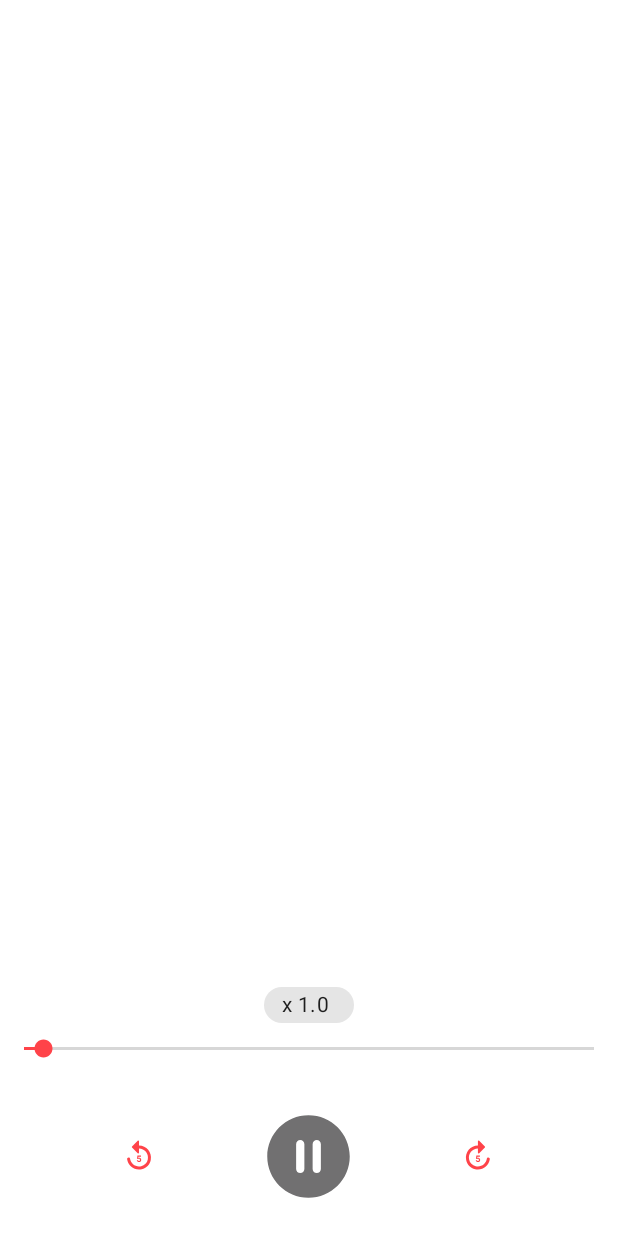
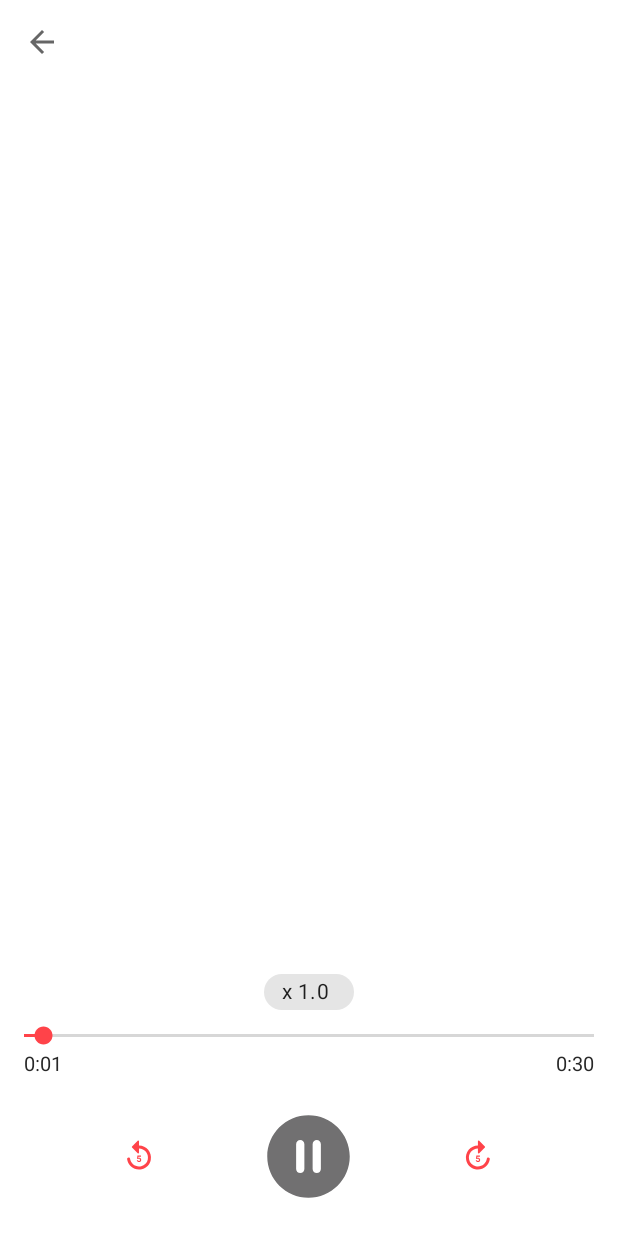
Before and after one commit to vipindevanz/Podcastly, an Android app: the AudioPlayerActivity screen opened directly, with no data from a screen before it, on a phone screen of 412 x 824 dp. Run offline under Robolectric (Android 15) with nearby library versions, the phone set to English and light mode, and no system bars.

Commit message:
Update Audio Player

```diff
--- a/app/src/main/java/com/pns/podcastly/ui/activity/AudioPlayerActivity.kt
+++ b/app/src/main/java/com/pns/podcastly/ui/activity/AudioPlayerActivity.kt
@@ -1,13 +1,20 @@
 package com.pns.podcastly.ui.activity
 
+import android.annotation.SuppressLint
 import android.media.MediaPlayer
+import android.media.PlaybackParams
+import android.os.Build
 import android.os.Bundle
 import android.os.Handler
 import android.os.Looper
+import android.widget.SeekBar
+import androidx.annotation.RequiresApi
 import androidx.appcompat.app.AppCompatActivity
 import androidx.core.content.res.ResourcesCompat
 import com.pns.podcastly.R
 import kotlinx.android.synthetic.main.activity_audio_player.*
+import java.text.DecimalFormat
+import java.text.NumberFormat
 
 class AudioPlayerActivity : AppCompatActivity() {
 
@@ -15,23 +22,37 @@ class AudioPlayerActivity : AppCompatActivity() {
     private lateinit var runnable: Runnable
     private lateinit var handler: Handler
     private var delay = 1000L
+    private var jumpValue = 5000
+    private var playBackSpeed = 1.0f
 
+    @SuppressLint("SetTextI18n")
+    @RequiresApi(Build.VERSION_CODES.M)
     override fun onCreate(savedInstanceState: Bundle?) {
         super.onCreate(savedInstanceState)
         setContentView(R.layout.activity_audio_player)
 
-        player = MediaPlayer()
         val filePath = intent.getStringExtra("filePath")
         val fileName = intent.getStringExtra("fileName")
 
+        setSupportActionBar(toolBar)
+        supportActionBar?.setDisplayHomeAsUpEnabled(true)
+        supportActionBar?.setDisplayShowHomeEnabled(true)
+        toolBar.setNavigationOnClickListener { onBackPressed() }
+
+        tvFileName.text = fileName
+
+        player = MediaPlayer()
         player.apply {
             setDataSource(filePath)
             prepare()
         }
 
+        tvTrackDuration.text = dateFormat(player.duration)
+
         handler = Handler(Looper.getMainLooper())
         runnable = Runnable {
             seekBar.progress = player.currentPosition
+            tvTrackProgress.text = dateFormat(player.currentPosition)
             handler.postDelayed(runnable, delay)
         }
 
@@ -43,20 +64,75 @@ class AudioPlayerActivity : AppCompatActivity() {
         seekBar.max = player.duration
 
         player.setOnCompletionListener {
-            btnPlay.background = ResourcesCompat.getDrawable(resources, R.drawable.ic_play_circle, theme)
+            btnPlay.background =
+                ResourcesCompat.getDrawable(resources, R.drawable.ic_play_circle, theme)
+            handler.removeCallbacks(runnable)
+        }
+
+        btnForward.setOnClickListener {
+            player.seekTo(player.currentPosition + jumpValue)
+            seekBar.progress += jumpValue
+        }
+
+        btnBackward.setOnClickListener {
+            player.seekTo(player.currentPosition - jumpValue)
+            seekBar.progress -= jumpValue
+        }
+
+        chip.setOnClickListener{
+            if (playBackSpeed!=2.0f){
+                playBackSpeed+=0.5f
+            } else{
+                playBackSpeed = 0.5f
+            }
+            player.playbackParams = PlaybackParams().setSpeed(playBackSpeed)
+            chip.text = "x $playBackSpeed"
+        }
+
+        seekBar.setOnSeekBarChangeListener(object : SeekBar.OnSeekBarChangeListener{
+            override fun onProgressChanged(seekBar: SeekBar?, progress: Int, fromUser: Boolean) {
+                if (fromUser) player.seekTo(progress)
+            }
+
+            override fun onStartTrackingTouch(seekBar: SeekBar?) {
+            }
+
+            override fun onStopTrackingTouch(seekBar: SeekBar?) {
+            }
+        })
+    }
+
+    private fun playPausePlayer() {
+        if (!player.isPlaying) {
+            player.start()
+            btnPlay.background =
+                ResourcesCompat.getDrawable(resources, R.drawable.ic_pause_circle, theme)
+            handler.postDelayed(runnable, delay)
+        } else {
+            player.pause()
+            btnPlay.background =
+                ResourcesCompat.getDrawable(resources, R.drawable.ic_play_circle, theme)
             handler.removeCallbacks(runnable)
         }
     }
 
-    private fun playPausePlayer() {
-        if (!player.isPlaying){
-            player.start()
-            btnPlay.background = ResourcesCompat.getDrawable(resources, R.drawable.ic_pause_circle, theme)
-            handler.postDelayed(runnable, 0)
-        } else{
-            player.pause()
-            btnPlay.background = ResourcesCompat.getDrawable(resources, R.drawable.ic_play_circle, theme)
-            handler.removeCallbacks(runnable)
-        }
+    private fun dateFormat(duration : Int) : String{
+        var d = duration/1000
+        var s = d%60
+        var m = (d/60 %60)
+        var h = ((d-m*60)/360)
+
+        var f : NumberFormat = DecimalFormat("00")
+        var str = "$m:${f.format(s)}"
+
+        if (h>0) str = "$h:$str"
+        return str
+    }
+
+    override fun onBackPressed() {
+        super.onBackPressed()
+        player.stop()
+        player.release()
+        handler.removeCallbacks(runnable)
     }
 }
--- a/app/src/main/java/com/pns/podcastly/ui/activity/GalleryActivity.kt
+++ b/app/src/main/java/com/pns/podcastly/ui/activity/GalleryActivity.kt
@@ -49,7 +49,6 @@ class GalleryActivity : AppCompatActivity(), OnItemClickListener {
     }
 
     override fun onItemClickListener(position: Int) {
-        Toast.makeText(this, "ok", Toast.LENGTH_LONG).show()
         val audioRecord = records[position]
         val intent = Intent(this, AudioPlayerActivity::class.java)
         intent.putExtra("filePath", audioRecord.filePath)
@@ -58,6 +57,5 @@ class GalleryActivity : AppCompatActivity(), OnItemClickListener {
     }
 
     override fun onItemLongClickListener(position: Int) {
-        Toast.makeText(this, "ok", Toast.LENGTH_LONG).show()
     }
 }
--- a/app/src/main/res/layout/activity_audio_player.xml
+++ b/app/src/main/res/layout/activity_audio_player.xml
@@ -1,9 +1,27 @@
 <?xml version="1.0" encoding="utf-8"?>
 <RelativeLayout xmlns:android="http://schemas.android.com/apk/res/android"
+    xmlns:app="http://schemas.android.com/apk/res-auto"
     xmlns:tools="http://schemas.android.com/tools"
     android:layout_width="match_parent"
     android:layout_height="match_parent"
     tools:context=".ui.activity.AudioPlayerActivity">
+
+    <com.google.android.material.appbar.MaterialToolbar
+        android:id="@+id/toolBar"
+        android:layout_width="match_parent"
+        android:layout_height="?actionBarSize"
+        app:title=" ">
+
+        <TextView
+            android:id="@+id/tvFileName"
+            android:layout_width="match_parent"
+            android:layout_height="wrap_content"
+            android:maxLines="1"
+            android:layout_marginEnd="46dp"
+            android:gravity="center"
+            android:textSize="20sp" />
+
+    </com.google.android.material.appbar.MaterialToolbar>
 
     <com.google.android.material.chip.Chip
         android:id="@+id/chip"
@@ -18,11 +36,35 @@
         android:id="@+id/seekBar"
         android:layout_width="match_parent"
         android:layout_height="wrap_content"
-        android:layout_above="@+id/ll"
-        android:layout_marginBottom="10dp"
+        android:layout_above="@+id/rl"
         android:progress="40"
         android:progressTint="@color/playerColor"
         android:thumbTint="@color/playerColor" />
+
+    <RelativeLayout
+        android:id="@+id/rl"
+        android:layout_width="match_parent"
+        android:layout_height="wrap_content"
+        android:layout_above="@+id/ll">
+
+        <TextView
+            android:id="@+id/tvTrackProgress"
+            android:layout_width="wrap_content"
+            android:layout_height="wrap_content"
+            android:layout_marginStart="16dp"
+            android:text="0:00"
+            android:textSize="13sp" />
+
+        <TextView
+            android:id="@+id/tvTrackDuration"
+            android:layout_width="wrap_content"
+            android:layout_height="wrap_content"
+            android:layout_alignParentEnd="true"
+            android:layout_marginEnd="16dp"
+            android:text="0:00"
+            android:textSize="13sp" />
+
+    </RelativeLayout>
 
     <LinearLayout
         android:id="@+id/ll"
--- a/app/src/main/res/values-night-v23/themes.xml
+++ b/app/src/main/res/values-night-v23/themes.xml
@@ -12,7 +12,6 @@
         <item name="colorOnSecondary">@color/black</item>
         <!-- Status bar color. -->
         <item name="android:statusBarColor" tools:targetApi="l">@null</item>
-        <item name="android:windowLightStatusBar">true</item>
         <!-- Customize your theme here. -->
 
         <item name="android:textColor">@color/colorText</item>
--- a/app/src/main/res/values-v23/themes.xml
+++ b/app/src/main/res/values-v23/themes.xml
@@ -12,7 +12,6 @@
         <item name="colorOnSecondary">@color/black</item>
         <!-- Status bar color. -->
         <item name="android:statusBarColor" tools:targetApi="l">@null</item>
-        <item name="android:windowLightStatusBar">true</item>
         <!-- Customize your theme here. -->
 
         <item name="android:textColor">@color/colorText</item>
```
